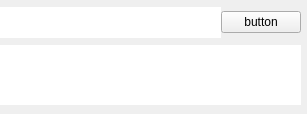
The window that src/gui/componentlist/installitem.ui (josuemoraisgh/SimulIDE-dev) describes before a commit, drawn with Qt 5.
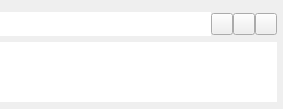
The same window after the commit.

Diff of the .ui file:
```diff
--- a/src/gui/componentlist/installitem.ui
+++ b/src/gui/componentlist/installitem.ui
@@ -6,8 +6,8 @@
    <rect>
     <x>0</x>
     <y>0</y>
-    <width>307</width>
-    <height>114</height>
+    <width>283</width>
+    <height>109</height>
    </rect>
   </property>
   <property name="windowTitle">
@@ -18,7 +18,7 @@
     <number>0</number>
    </property>
    <property name="topMargin">
-    <number>0</number>
+    <number>6</number>
    </property>
    <property name="rightMargin">
     <number>6</number>
@@ -29,6 +29,25 @@
    <property name="spacing">
     <number>0</number>
    </property>
+   <item row="0" column="1">
+    <widget class="QToolButton" name="infoButton">
+     <property name="sizePolicy">
+      <sizepolicy hsizetype="Fixed" vsizetype="Fixed">
+       <horstretch>0</horstretch>
+       <verstretch>0</verstretch>
+      </sizepolicy>
+     </property>
+     <property name="maximumSize">
+      <size>
+       <width>22</width>
+       <height>22</height>
+      </size>
+     </property>
+     <property name="text">
+      <string/>
+     </property>
+    </widget>
+   </item>
    <item row="0" column="0">
     <widget class="QTextEdit" name="setNameEdit">
      <property name="sizePolicy">
@@ -40,7 +59,7 @@
      <property name="maximumSize">
       <size>
        <width>16777215</width>
-       <height>31</height>
+       <height>24</height>
       </size>
      </property>
      <property name="mouseTracking">
@@ -82,14 +101,7 @@
      </property>
     </widget>
    </item>
-   <item row="0" column="1">
-    <widget class="QPushButton" name="installButton">
-     <property name="text">
-      <string notr="true">button</string>
-     </property>
-    </widget>
-   </item>
-   <item row="1" column="0" colspan="2">
+   <item row="1" column="0" colspan="4">
     <widget class="QTextEdit" name="textEdit">
      <property name="sizePolicy">
       <sizepolicy hsizetype="Expanding" vsizetype="Fixed">
@@ -136,6 +148,32 @@
      </property>
     </widget>
    </item>
+   <item row="0" column="3">
+    <widget class="QToolButton" name="installButton">
+     <property name="maximumSize">
+      <size>
+       <width>22</width>
+       <height>22</height>
+      </size>
+     </property>
+     <property name="text">
+      <string notr="true"/>
+     </property>
+    </widget>
+   </item>
+   <item row="0" column="2">
+    <widget class="QToolButton" name="updtButton">
+     <property name="maximumSize">
+      <size>
+       <width>22</width>
+       <height>22</height>
+      </size>
+     </property>
+     <property name="text">
+      <string/>
+     </property>
+    </widget>
+   </item>
   </layout>
  </widget>
  <resources/>
```
